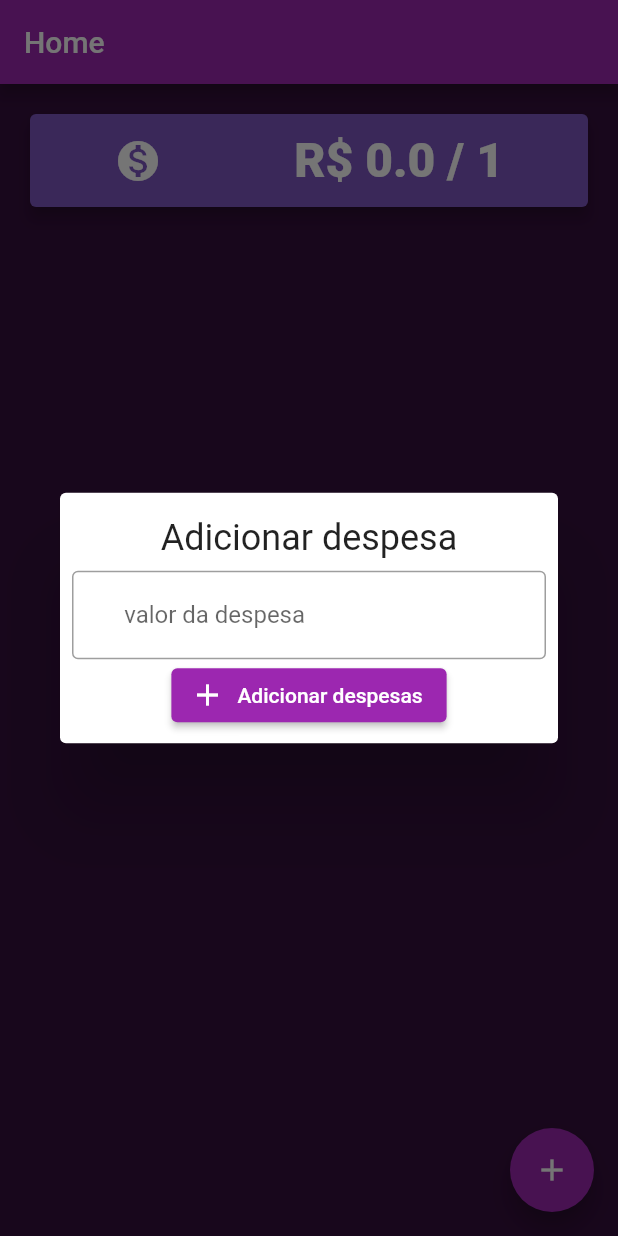
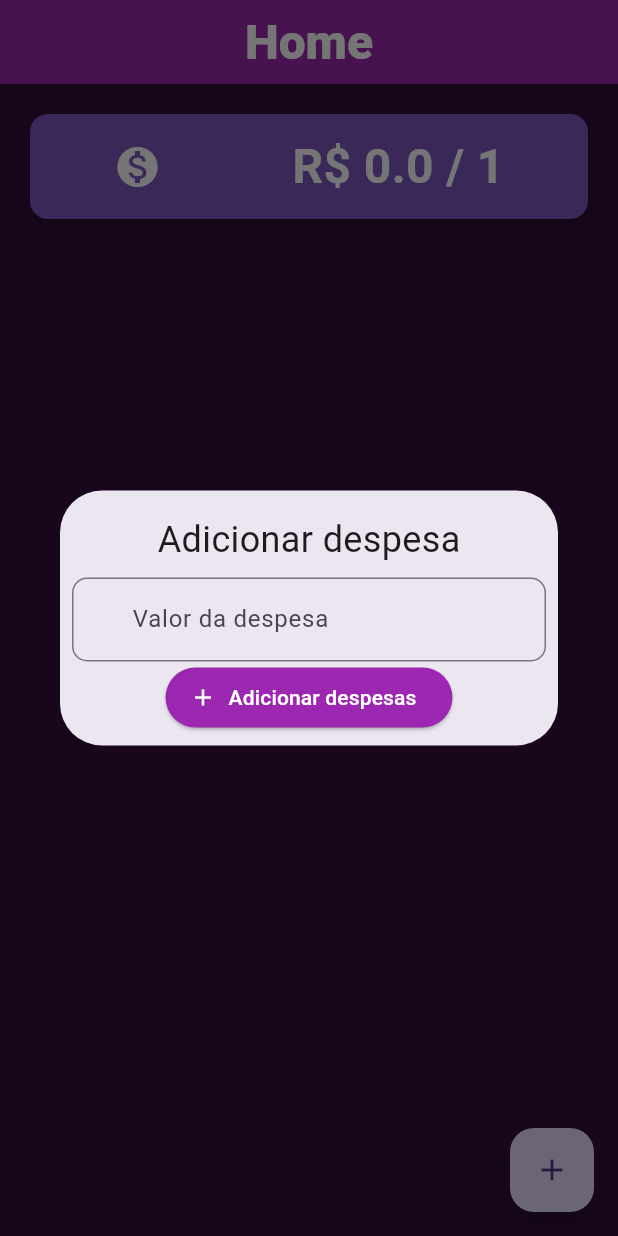
Before and after one commit to AlvaroRumpel/gastos_mensais, a Flutter app: the screen it shows after launch, after a tap on the "add" icon, on a phone screen of 412 x 824 dp. Run offline on Flutter 3.47's test engine with Material 2 defaults, Android fonts, the light colour scheme and no system bars.

Commit message:
some changes

```diff
--- a/lib/main.dart
+++ b/lib/main.dart
@@ -1,4 +1,5 @@
 import 'package:flutter/material.dart';
+import 'package:flutter/services.dart';
 
 void main() {
   runApp(const MyApp());
@@ -6,24 +7,24 @@ void main() {
 
 class MyApp extends StatelessWidget {
   const MyApp({Key? key}) : super(key: key);
-
-  // This widget is the root of your application.
   @override
   Widget build(BuildContext context) {
     return MaterialApp(
+      debugShowCheckedModeBanner: false,
       title: 'Gastos Mensais',
       theme: ThemeData(
-        // This is the theme of your application.
-        //
-        // Try running your application with "flutter run". You'll see the
-        // application has a blue toolbar. Then, without quitting the app, try
-        // changing the primarySwatch below to Colors.green and then invoke
-        // "hot reload" (press "r" in the console where you ran "flutter run",
-        // or simply save your changes to "hot reload" in a Flutter IDE).
-        // Notice that the counter didn't reset back to zero; the application
-        // is not restarted.
         primarySwatch: Colors.purple,
-        scaffoldBackgroundColor: Color.fromARGB(255, 53, 15, 60),
+        appBarTheme: const AppBarTheme(
+          color: Colors.purple,
+          titleTextStyle: TextStyle(
+            color: Colors.white,
+            fontSize: 32,
+            fontWeight: FontWeight.w800,
+          ),
+          centerTitle: true,
+        ),
+        scaffoldBackgroundColor: const Color.fromARGB(255, 53, 15, 60),
+        useMaterial3: true,
       ),
       home: const MyHomePage(title: 'Home'),
     );
@@ -41,14 +42,42 @@ class MyHomePage extends StatefulWidget {
 
 class _MyHomePageState extends State<MyHomePage> {
   var valor = 0.0;
-  TextEditingController despesas = TextEditingController();
+  TextEditingController despesasController = TextEditingController();
   TextEditingController divididoController = TextEditingController();
   List historico = [];
   int dividido = 1;
 
+  ButtonStyle buttonStyle() => ButtonStyle(
+        backgroundColor: MaterialStateProperty.resolveWith<Color?>(
+          (state) {
+            if (state.contains(MaterialState.pressed)) {
+              return Colors.purple[400];
+            }
+            return Colors.purple;
+          },
+        ),
+        surfaceTintColor: MaterialStateProperty.resolveWith<Color?>(
+          (state) {
+            if (state.contains(MaterialState.pressed)) {
+              return Colors.purple[400];
+            }
+            return Colors.purple;
+          },
+        ),
+        overlayColor: MaterialStateProperty.resolveWith<Color?>(
+          (state) {
+            if (state.contains(MaterialState.pressed)) {
+              return Colors.purple[400];
+            }
+            return Colors.purple;
+          },
+        ),
+      );
+
   @override
   Widget build(BuildContext context) {
-    return Scaffold(
+    return SafeArea(
+      child: Scaffold(
         appBar: AppBar(
           title: Text(widget.title),
         ),
@@ -78,23 +107,41 @@ class _MyHomePageState extends State<MyHomePage> {
                               TextField(
                                 controller: divididoController,
                                 keyboardType: TextInputType.number,
-                              decoration: const InputDecoration(
+                                maxLength: 2,
+                                decoration: InputDecoration(
                                   suffixText: '%',
-                                  border: OutlineInputBorder(),
-                                  hintText: 'Porcentagem da divisão'),
+                                  border: OutlineInputBorder(
+                                    borderRadius: BorderRadius.circular(10),
+                                  ),
+                                  hintText: 'Porcentagem da divisão',
+                                ),
+                                inputFormatters: [
+                                  FilteringTextInputFormatter.digitsOnly,
+                                ],
                               ),
                               ElevatedButton.icon(
-                              icon: const Icon(Icons.add),
+                                icon: const Icon(
+                                  Icons.add,
+                                  color: Colors.white,
+                                ),
                                 onPressed: () {
-                                dividido =
-                                    (100 / int.parse(divididoController.text))
+                                  if (divididoController.text.isNotEmpty) {
+                                    dividido = (100 /
+                                            int.parse(divididoController.text))
                                         .round();
                                     setState(() {
                                       dividido;
                                     });
+                                  }
                                   Navigator.pop(context);
                                 },
-                              label: const Text('Adicionar divisão'),
+                                label: const Text(
+                                  'Adicionar divisão',
+                                  style: TextStyle(
+                                    color: Colors.white,
+                                  ),
+                                ),
+                                style: buttonStyle(),
                               ),
                             ],
                           ),
@@ -109,13 +156,16 @@ class _MyHomePageState extends State<MyHomePage> {
                     child: Row(
                       mainAxisAlignment: MainAxisAlignment.spaceAround,
                       children: [
-                      Icon(Icons.monetization_on,
-                          size: 32, color: Colors.white),
+                        const Icon(
+                          Icons.monetization_on,
+                          size: 32,
+                          color: Colors.white,
+                        ),
                         Text(
                           'R\$ ${valor / dividido} / $dividido',
-                        style: TextStyle(
+                          style: const TextStyle(
                             fontSize: 32,
-                          fontWeight: FontWeight.w800,
+                            fontWeight: FontWeight.w600,
                             color: Colors.white,
                           ),
                         ),
@@ -138,11 +188,13 @@ class _MyHomePageState extends State<MyHomePage> {
                         historico;
                       });
                     },
-                  title: Text('R\$ ${historico[index]}',
-                      style: TextStyle(
+                    title: Text(
+                      'R\$ ${historico[index]}',
+                      style: const TextStyle(
                         color: Colors.white,
                         fontSize: 24,
-                      )),
+                      ),
+                    ),
                   ),
                 ),
               ),
@@ -150,17 +202,18 @@ class _MyHomePageState extends State<MyHomePage> {
           ),
         ),
         floatingActionButton: FloatingActionButton(
-        onPressed: () => _showDialog(context),
+          onPressed: () async => await _showDialog(context),
           tooltip: 'Adicionar gastos',
           child: const Icon(Icons.add),
-      ), // This trailing comma makes auto-formatting nicer for build methods.
+        ),
+      ),
     );
   }
 
-  Future<dynamic> _showDialog(BuildContext context) {
-    return showDialog(
+  Future<void> _showDialog(BuildContext context) async {
+    await showDialog(
       context: context,
-        builder: (BuildContext) {
+      builder: (BuildContext context) {
         return Dialog(
           child: Padding(
             padding: const EdgeInsets.all(8.0),
@@ -168,38 +221,53 @@ class _MyHomePageState extends State<MyHomePage> {
               mainAxisSize: MainAxisSize.min,
               mainAxisAlignment: MainAxisAlignment.center,
               children: [
-                  Padding(
-                    padding: const EdgeInsets.symmetric(vertical: 8.0),
+                const Padding(
+                  padding: EdgeInsets.symmetric(vertical: 8.0),
                   child: Text(
                     'Adicionar despesa',
                     style: TextStyle(fontSize: 24),
                   ),
                 ),
                 TextField(
-                    controller: despesas,
+                  controller: despesasController,
                   keyboardType: TextInputType.number,
                   decoration: InputDecoration(
                     prefixText: 'R\$ ',
-                        border: OutlineInputBorder(),
-                        hintText: 'valor da despesa'),
+                    border: OutlineInputBorder(
+                      borderRadius: BorderRadius.circular(10),
+                    ),
+                    hintText: 'Valor da despesa',
+                  ),
                 ),
                 ElevatedButton.icon(
-                    icon: Icon(Icons.add),
+                  icon: const Icon(
+                    Icons.add,
+                    color: Colors.white,
+                  ),
                   onPressed: () {
-                      valor = valor + double.parse(despesas.text);
-                      historico.add(despesas.text);
-                      despesas.clear();
+                    if (despesasController.text.isNotEmpty) {
+                      valor = valor + double.parse(despesasController.text);
+                      historico.add(despesasController.text);
+                      despesasController.clear();
                       setState(() {
                         historico;
                       });
+                    }
                     Navigator.pop(context);
                   },
-                    label: Text('Adicionar despesas'),
+                  label: const Text(
+                    'Adicionar despesas',
+                    style: TextStyle(
+                      color: Colors.white,
+                    ),
+                  ),
+                  style: buttonStyle(),
                 ),
               ],
             ),
           ),
         );
-        });
+      },
+    );
   }
 }
```
Also changed, not shown: pubspec.lock, 1 other file. Lines whose indentation alone changed are shown as unchanged.
